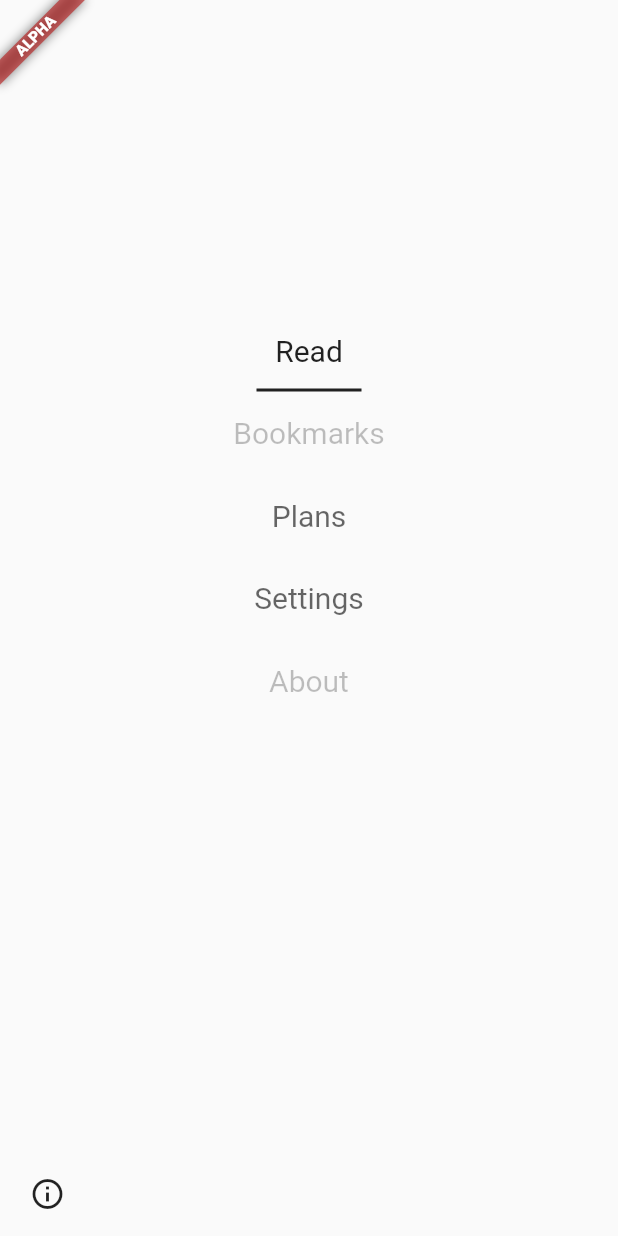
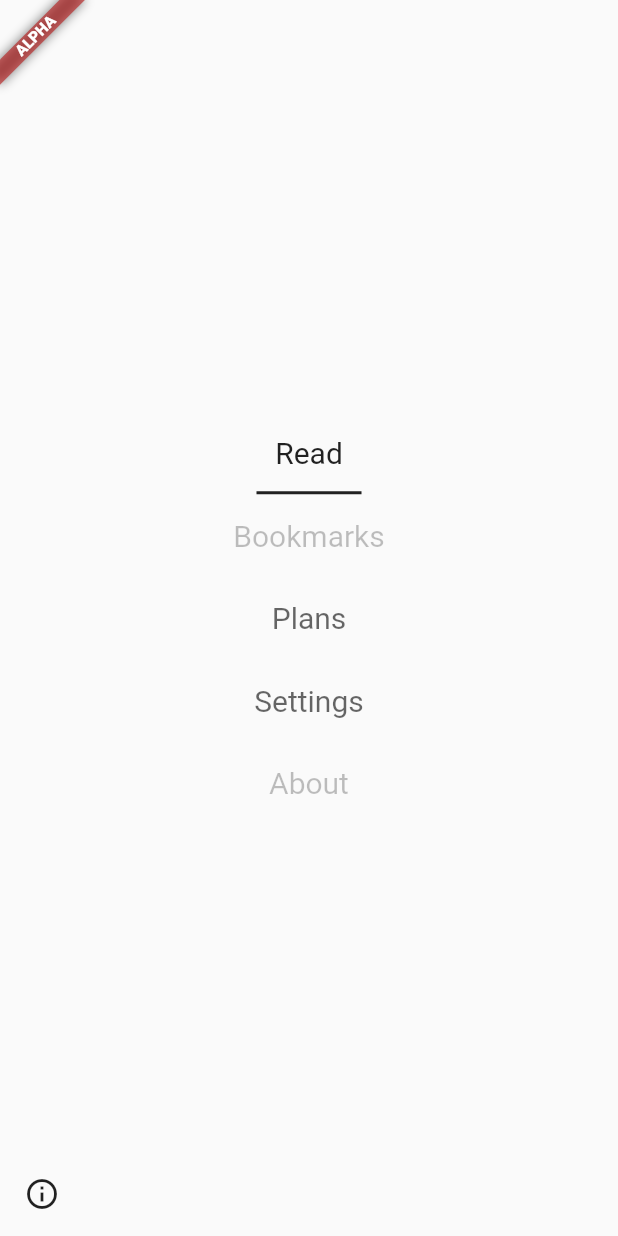
Before and after one commit to howardt12345/bibleapp, a Flutter app: the screen it shows after launch, after a tap on the "info outline" icon, on a phone screen of 412 x 824 dp. Run offline on Flutter 3.47's test engine with Material 2 defaults, Android fonts, the phone set to English and light mode, and no system bars; our stand-ins replace cloud_firestore, dio, firebase_analytics, firebase_auth, firebase_core, firebase_database and 10 more; missing offline and left inert: barcode_scan, flutter_facebook_login, html2md, simple_permissions, sortedmap; accounts and stored records are empty; network calls fail; statements that could not run were skipped; project files that could hold a hidden picture were left out.

Commit message:
Centered the menu items

```diff
--- a/lib/ui/page_manager.dart
+++ b/lib/ui/page_manager.dart
@@ -151,8 +151,7 @@ class _PageManagerState extends State<PageManager> with TickerProviderStateMixin
                 alignment: Alignment.bottomCenter,
                 child: new Row(
                   children: [
-                    new Expanded(
-                        child: new Container(
+                    new Container(
                       height: 56.0,
                       width: 56.0,
                       child: new IconButton(
@@ -160,23 +159,19 @@ class _PageManagerState extends State<PageManager> with TickerProviderStateMixin
                         onPressed: () => test(context),
                       ),
                     ),
-                        flex: 2
-                    ),
                     new Expanded(
                       child: new Opacity(opacity: 0.0),
                       flex: 9,
                     ),
-                    new Expanded(
-                        child: new Container(
+                    new Container(
                       height: 56.0,
                       width: 56.0,
                       child: /*new IconButton(
                               icon: new Icon(Icons.exit_to_app),
                               onPressed: () => exit(0),
                             )*/new Container(),
-                        ),
-                        flex: 2
-                    ),
+                    )
+
                   ],
                 ),
               ),
@@ -189,15 +184,13 @@ class _PageManagerState extends State<PageManager> with TickerProviderStateMixin
 
   Widget _buildMenu(BuildContext context, Widget child) {
     return Center(
-      child: Container(
-        padding: EdgeInsets.only(top: MediaQuery.of(context).size.height*0.25),
-        alignment: Alignment.center,
-        child: ListView(
-          physics: NeverScrollableScrollPhysics(),
+      child: Column(
+        crossAxisAlignment: CrossAxisAlignment.center,
+        mainAxisSize: MainAxisSize.max,
+        mainAxisAlignment: MainAxisAlignment.center,
         children: widget.pages
             .map((Page p) => _buildMenuItem(p, widget.pages.indexOf(p), context))
             .toList(),
-        ),
       ),
     );
   }
```
Lines whose indentation alone changed are shown as unchanged.
